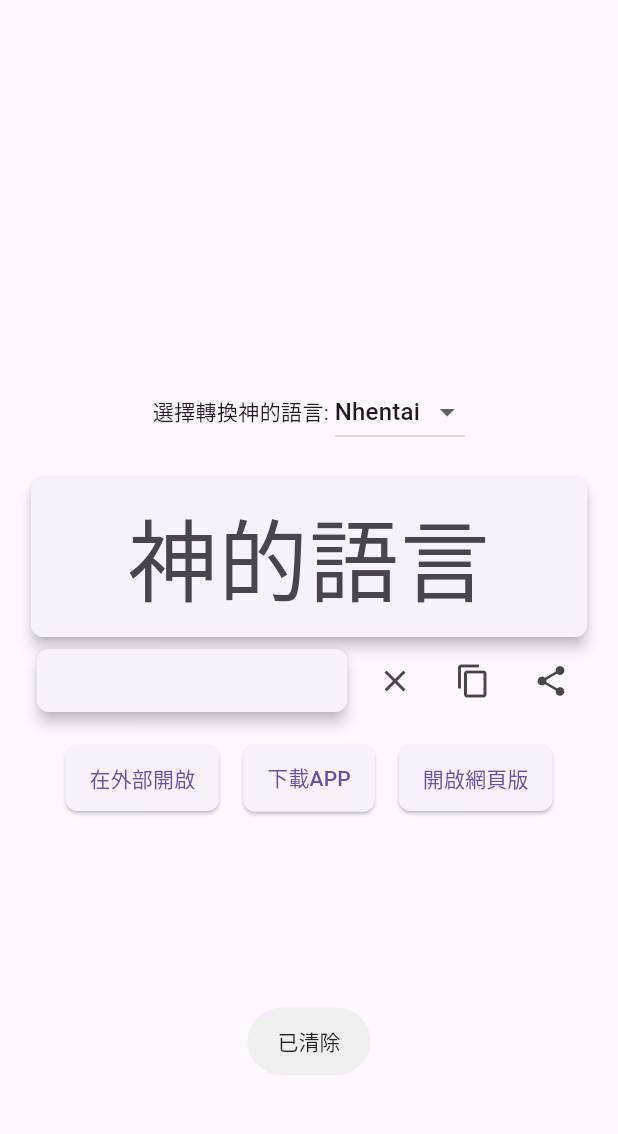
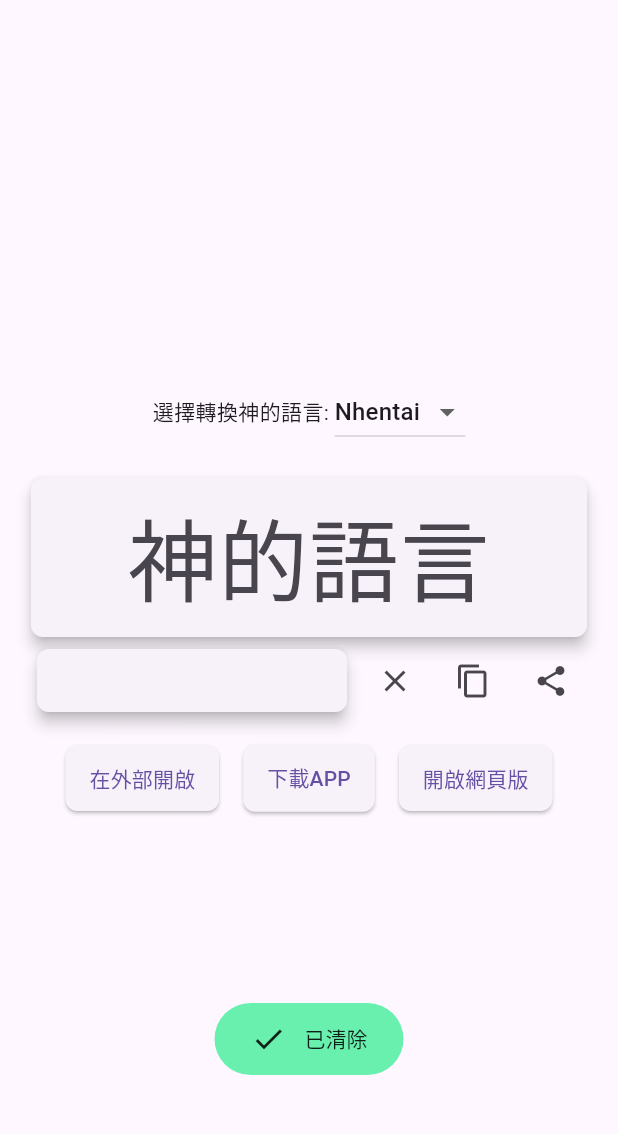
Before and after one commit to lokey0905/Godconverter_new, a Flutter app: the screen it shows after launch, after a tap on the "clear" icon, on a phone screen of 412 x 824 dp, the part 65-1199 px from its top. Run offline on Flutter 3.47's test engine with Material 2 defaults, Android fonts, the phone set to English and light mode, and no system bars; our stand-ins replace device_info_plus, fluttertoast, share.

Commit message:
creat file

```diff
--- a/lib/main.dart
+++ b/lib/main.dart
@@ -12,7 +12,6 @@ import 'dart:io' show Platform;
 GlobalKey<NavigatorState> navigatorKey = GlobalKey<NavigatorState>();
 
 void main() {
-  Fluttertoast.showToast(msg: "", backgroundColor: Colors.transparent);
   runApp(MaterialApp(
       builder: FToastBuilder(),
       title: "神的語言轉換器by lokey0905",
@@ -83,46 +82,33 @@ class _MyAppState extends State<MyApp> {
     fToast = FToast();
     // if you want to use context from globally instead of content we need to pass navigatorKey.currentContext!
     fToast.init(context);
-    //_showToast();
+    _showToast('歡迎使用神的語言轉換器', duration: const Duration(seconds: 5));
   }
 
-  _showToast() {
+  void _showToast(String text, {Duration duration = const Duration(seconds: 2)}) {
     Widget toast = Container(
       padding: const EdgeInsets.symmetric(horizontal: 24.0, vertical: 12.0),
       decoration: BoxDecoration(
         borderRadius: BorderRadius.circular(25.0),
         color: Colors.greenAccent,
       ),
-      child: const Row(
+      child: Row(
         mainAxisSize: MainAxisSize.min,
         children: [
-          Icon(Icons.check),
-          SizedBox(
+          const Icon(Icons.check),
+          const SizedBox(
             width: 12.0,
           ),
-          Text("This is a Custom Toast"),
+          Text(text),
         ],
       ),
     );
 
-
     fToast.showToast(
       child: toast,
       gravity: ToastGravity.BOTTOM,
-      toastDuration: const Duration(seconds: 2),
+      toastDuration: duration,
     );
-
-    // Custom Toast Position
-    fToast.showToast(
-        child: toast,
-        toastDuration: const Duration(seconds: 2),
-        positionedToastBuilder: (context, child) {
-          return Positioned(
-            child: child,
-            top: 16.0,
-            left: 16.0,
-          );
-        });
   }
 
   Future<void> _showFeedbackDialog() async {
@@ -149,7 +135,7 @@ class _MyAppState extends State<MyApp> {
                 if (feedbackText != null && feedbackText!.isNotEmpty) {
                   _sendFeedback(feedbackText ?? '');
                   Navigator.pop(context);
-                  Fluttertoast.showToast(msg: '已提交您的反饋，感謝您的支持！請勿重複提交！');
+                  _showToast('已提交您的反饋，感謝您的支持！請勿重複提交！', duration: const Duration(seconds: 5));
                 }
               },
               child: const Text('提交'),
@@ -279,12 +265,7 @@ class _MyAppState extends State<MyApp> {
                           _inputController.clear();
                           _output = '';
                         });
-                        _showToast();
-                        Fluttertoast.showToast(
-                          msg: '已清除',
-                          gravity: ToastGravity.BOTTOM,
-                          toastLength: Toast.LENGTH_SHORT,
-                        );
+                        _showToast('已清除');
                       },
                     ),
                     const SizedBox(width: 4),
@@ -292,22 +273,14 @@ class _MyAppState extends State<MyApp> {
                       icon: const Icon(Icons.copy),
                       onPressed: () {
                         Clipboard.setData(ClipboardData(text: _output));
-                        Fluttertoast.showToast(
-                          msg: '已複製輸出結果',
-                          gravity: ToastGravity.BOTTOM,
-                          toastLength: Toast.LENGTH_SHORT,
-                        );
+                        _showToast('已複製輸出結果');
                       },
                     ),
                     const SizedBox(width: 4),
                     IconButton(
                       icon: const Icon(Icons.share),
                       onPressed: () {
-                        Fluttertoast.showToast(
-                          msg: '此功能僅限APP版本使用',
-                          gravity: ToastGravity.BOTTOM,
-                          toastLength: Toast.LENGTH_SHORT,
-                        );
+                        _showToast('此功能僅限APP版本使用');
                         Share.share(_output);
                       },
                     ),
```
Also changed, not shown: 3 other files.
